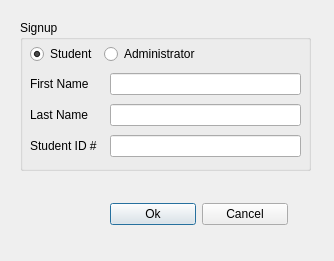
The window that signupwindow.ui (sprinklej/00100100) describes before a commit, drawn with Qt 5.
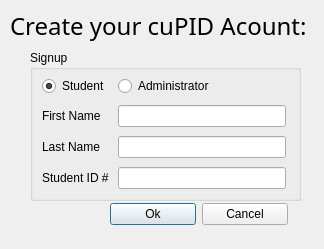
The same window after the commit.

Patch:
```diff
--- a/signupwindow.ui
+++ b/signupwindow.ui
@@ -6,8 +6,8 @@
    <rect>
     <x>0</x>
     <y>0</y>
-    <width>334</width>
-    <height>261</height>
+    <width>324</width>
+    <height>249</height>
    </rect>
   </property>
   <property name="windowTitle">
@@ -16,9 +16,9 @@
   <widget class="QGroupBox" name="groupBox">
    <property name="geometry">
     <rect>
-     <x>20</x>
-     <y>20</y>
-     <width>291</width>
+     <x>30</x>
+     <y>50</y>
+     <width>271</width>
      <height>151</height>
     </rect>
    </property>
@@ -28,13 +28,20 @@
    <widget class="QWidget" name="">
     <property name="geometry">
      <rect>
-      <x>10</x>
-      <y>21</y>
-      <width>271</width>
+      <x>12</x>
+      <y>23</y>
+      <width>244</width>
       <height>123</height>
      </rect>
     </property>
     <layout class="QGridLayout" name="gridLayout">
+     <item row="2" column="0">
+      <widget class="QLabel" name="label_2">
+       <property name="text">
+        <string>Last Name</string>
+       </property>
+      </widget>
+     </item>
      <item row="0" column="0">
       <widget class="QRadioButton" name="radioButton_student">
        <property name="layoutDirection">
@@ -48,23 +55,14 @@
        </property>
       </widget>
      </item>
-     <item row="3" column="0" colspan="2">
-      <widget class="QLabel" name="label_ID">
+     <item row="1" column="0">
+      <widget class="QLabel" name="label_">
        <property name="text">
-        <string>Student ID # </string>
+        <string>First Name</string>
        </property>
       </widget>
      </item>
-     <item row="3" column="2">
-      <widget class="QLineEdit" name="lineEdit_ID"/>
-     </item>
-     <item row="2" column="2">
-      <widget class="QLineEdit" name="lineEdit_lastname"/>
-     </item>
-     <item row="1" column="2">
-      <widget class="QLineEdit" name="lineEdit_firstname"/>
-     </item>
-     <item row="0" column="1" colspan="2">
+     <item row="0" column="1">
       <widget class="QRadioButton" name="radioButton_admin">
        <property name="maximumSize">
         <size>
@@ -80,24 +78,26 @@
        </property>
       </widget>
      </item>
-     <item row="1" column="0" colspan="2">
-      <widget class="QLabel" name="label_">
-       <property name="text">
-        <string>First Name</string>
-       </property>
-      </widget>
+     <item row="1" column="1">
+      <widget class="QLineEdit" name="lineEdit_firstname"/>
      </item>
-     <item row="2" column="0" colspan="2">
-      <widget class="QLabel" name="label_2">
+     <item row="2" column="1">
+      <widget class="QLineEdit" name="lineEdit_lastname"/>
+     </item>
+     <item row="3" column="0">
+      <widget class="QLabel" name="label_ID">
        <property name="text">
-        <string>Last Name</string>
+        <string>Student ID # </string>
        </property>
       </widget>
      </item>
+     <item row="3" column="1">
+      <widget class="QLineEdit" name="lineEdit_ID"/>
+     </item>
     </layout>
    </widget>
   </widget>
-  <widget class="QWidget" name="">
+  <widget class="QWidget" name="layoutWidget">
    <property name="geometry">
     <rect>
      <x>110</x>
@@ -123,6 +123,31 @@
     </item>
    </layout>
   </widget>
+  <widget class="QLabel" name="signup_title">
+   <property name="geometry">
+    <rect>
+     <x>10</x>
+     <y>10</y>
+     <width>301</width>
+     <height>31</height>
+    </rect>
+   </property>
+   <property name="font">
+    <font>
+     <family>Abyssinica SIL</family>
+     <pointsize>18</pointsize>
+     <weight>50</weight>
+     <bold>false</bold>
+     <underline>false</underline>
+    </font>
+   </property>
+   <property name="text">
+    <string>Create your cuPID Acount:</string>
+   </property>
+   <property name="textFormat">
+    <enum>Qt::AutoText</enum>
+   </property>
+  </widget>
  </widget>
  <resources/>
  <connections/>
```
Left out of the diff: 9 changed lines with no effect on the pictures.
